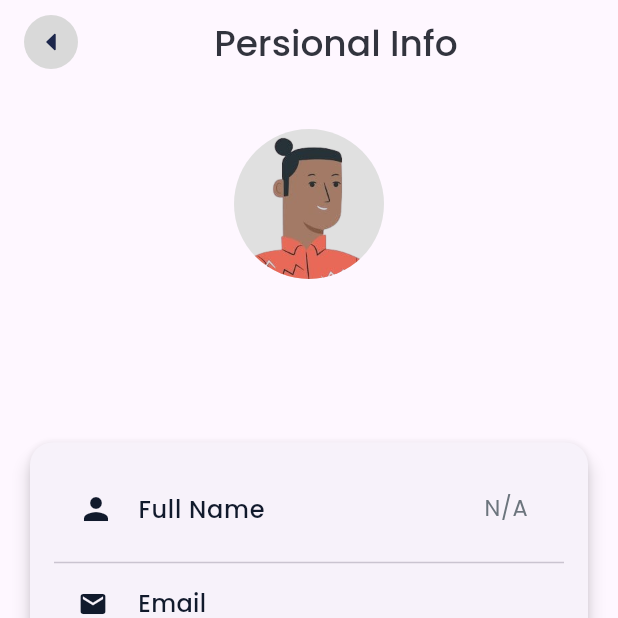
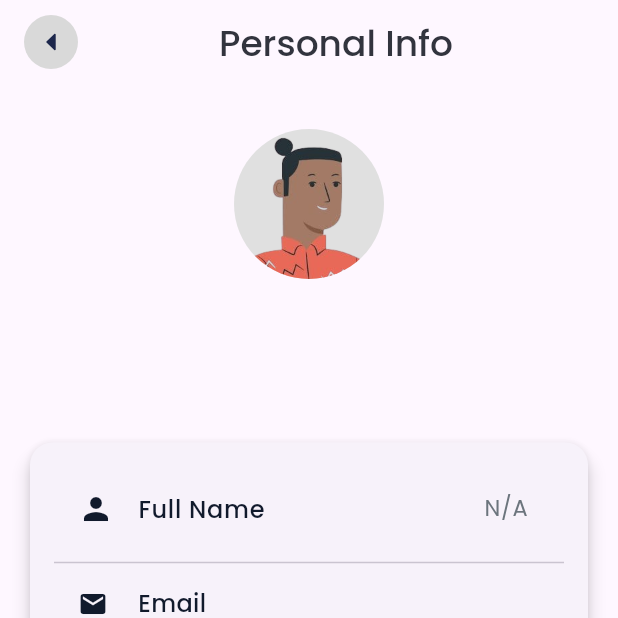
Before and after one commit to nguyendao2101/Flutter-HungryHub, a Flutter app: the PersonalInfo screen opened directly, on a phone screen of 412 x 824 dp, the top half of it. Run offline on Flutter 3.47's test engine with Material 3 defaults, Android fonts, the phone set to English and light mode, and no system bars; our stand-ins replace cloud_firestore, firebase_auth, firebase_core, firebase_database, flutter_svg, geocoding and 3 more; missing offline and left inert: mailer; accounts and stored records are empty.

Commit message:
complete personal info

```diff
--- a/lib/widgets/common_widget/profile/persionnal_info.dart
+++ b/lib/widgets/common_widget/profile/persionnal_info.dart
@@ -41,7 +41,7 @@ class PersonalInfo extends StatelessWidget {
             ),
             const Spacer(),
             const Text(
-              'Persional Info',
+              'Personal Info',
               style: TextStyle(
                 fontSize: 24,
                 color: const Color(0xff32343E),
```
